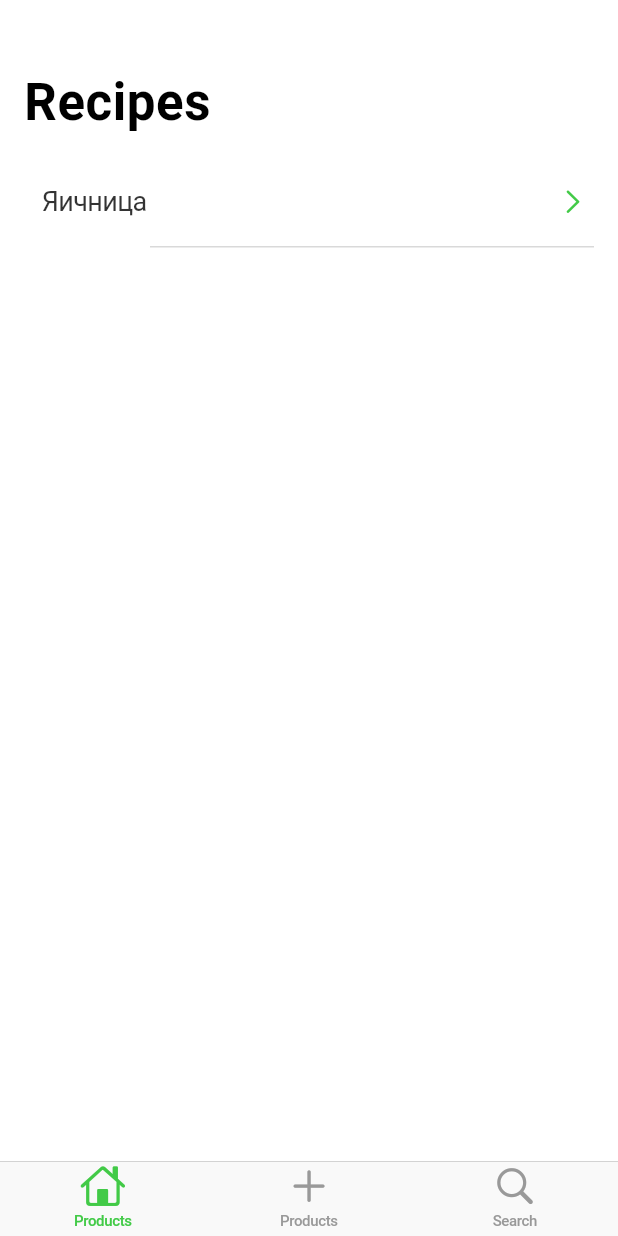
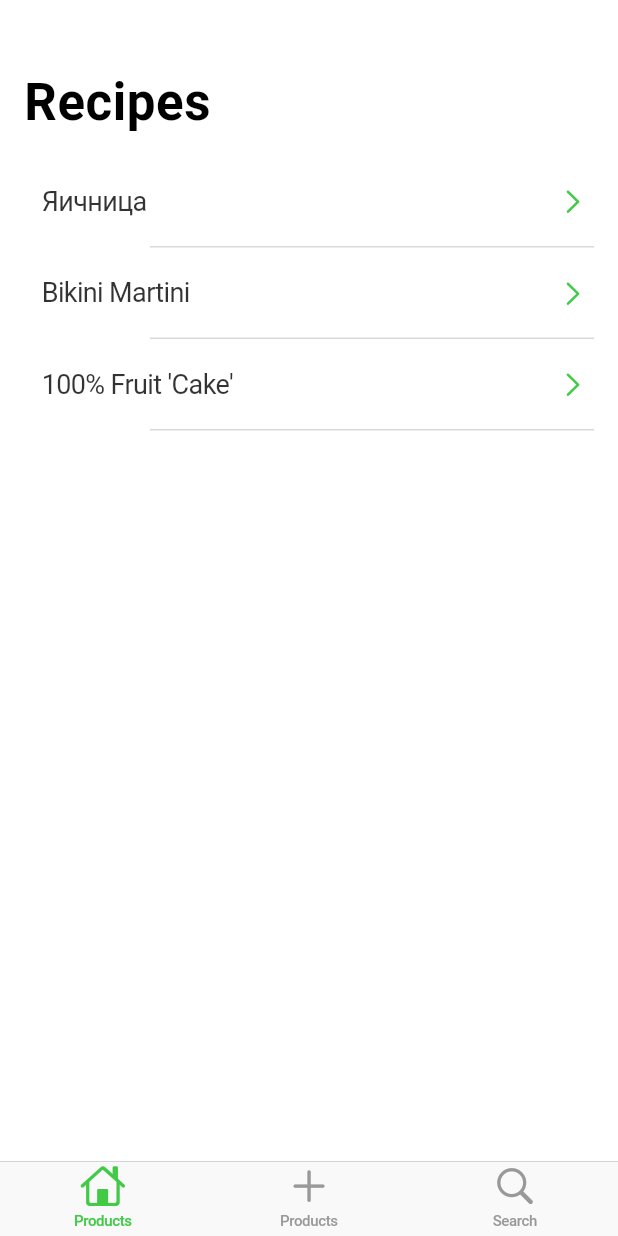
Before and after one commit to AKosmachyov/MenuApp, a Flutter app: the screen it shows after launch, on a phone screen of 412 x 824 dp. Run offline on Flutter 3.47's test engine with Material 2 defaults, Android fonts, the phone set to English and light mode, and no system bars.

Commit message:
impelment search

```diff
--- a/lib/components/recipe_list_row_item.dart
+++ b/lib/components/recipe_list_row_item.dart
@@ -42,7 +42,8 @@ class RecipeListRowItem extends StatelessWidget {
               Navigator.push(
                   context,
                   CupertinoPageRoute(
-                      builder: (context) => RecipeDetailsPage()));
+                      builder: (context) =>
+                          RecipeDetailsPage(recipeId: recipe.id)));
             },
             child: const Icon(
               CupertinoIcons.chevron_right,
--- a/lib/model/app_state_model.dart
+++ b/lib/model/app_state_model.dart
@@ -3,116 +3,24 @@ import 'package:flutter/foundation.dart' as foundation;
 import 'models.dart';
 import 'recipe_repository.dart';
 
-double _salesTaxRate = 0.06;
-double _shippingCostPerItem = 7;
+class AppStateModel extends foundation.ChangeNotifier {
+  List<Recipe> _recipes = [];
+  List<Recipe> recipeSearch = [];
 
-class AppStateModel extends foundation.ChangeNotifier {
-  // // All the available products.
-  // List<Product> _availableProducts = [];
-  List<Recipe> _recipes = [];
-  // // The currently selected category of products.
-  // Category _selectedCategory = Category.all;
-
-  // // The IDs and quantities of products currently in the cart.
-  // final _productsInCart = <int, int>{};
-
-  // Map<int, int> get productsInCart {
-  //   return Map.from(_productsInCart);
-  // }
-
-  // // Total number of items in the cart.
-  // int get totalCartQuantity {
-  //   return _productsInCart.values.fold(0, (accumulator, value) {
-  //     return accumulator + value;
-  //   });
-  // }
-
-  // Category get selectedCategory {
-  //   return _selectedCategory;
-  // }
-
-  // // Totaled prices of the items in the cart.
-  // double get subtotalCost {
-  //   return _productsInCart.keys.map((id) {
-  //     // Extended price for product line
-  //     return getProductById(id).price * _productsInCart[id]!;
-  //   }).fold(0, (accumulator, extendedPrice) {
-  //     return accumulator + extendedPrice;
-  //   });
-  // }
-
-  // // Total shipping cost for the items in the cart.
-  // double get shippingCost {
-  //   return _shippingCostPerItem *
-  //       _productsInCart.values.fold(0.0, (accumulator, itemCount) {
-  //         return accumulator + itemCount;
-  //       });
-  // }
-
-  // // Sales tax for the items in the cart
-  // double get tax {
-  //   return subtotalCost * _salesTaxRate;
-  // }
-
-  // // Total cost to order everything in the cart.
-  // double get totalCost {
-  //   return subtotalCost + shippingCost + tax;
-  // }
-
-  // // Returns a copy of the list of available products, filtered by category.
   List<Recipe> getRecipes() {
-    // if (_selectedCategory == Category.all) {
     return List.from(_recipes);
-    // } else {
-    //   return _availableProducts.where((p) {
-    //     return p.category == _selectedCategory;
-    //   }).toList();
-    // }
   }
 
-  // // Search the product catalog
-  // List<Product> search(String searchTerms) {
-  //   return getProducts().where((product) {
-  //     return product.name.toLowerCase().contains(searchTerms.toLowerCase());
-  //   }).toList();
-  // }
+  // Search the recipes
+  void search(String searchTerms) async {
+    recipeSearch.clear();
+    try {
+      recipeSearch = await RecipesRepository().search(searchTerms);
+      notifyListeners();
+    } on Exception catch (ex) {}
+  }
 
-  // // Adds a product to the cart.
-  // void addProductToCart(int productId) {
-  //   if (!_productsInCart.containsKey(productId)) {
-  //     _productsInCart[productId] = 1;
-  //   } else {
-  //     _productsInCart[productId] = _productsInCart[productId]! + 1;
-  //   }
-
-  //   notifyListeners();
-  // }
-
-  // // Removes an item from the cart.
-  // void removeItemFromCart(int productId) {
-  //   if (_productsInCart.containsKey(productId)) {
-  //     if (_productsInCart[productId] == 1) {
-  //       _productsInCart.remove(productId);
-  //     } else {
-  //       _productsInCart[productId] = _productsInCart[productId]! - 1;
-  //     }
-  //   }
-
-  //   notifyListeners();
-  // }
-
-  // // Returns the Product instance matching the provided id.
-  // Product getProductById(int id) {
-  //   return _availableProducts.firstWhere((p) => p.id == id);
-  // }
-
-  // // Removes everything from the cart.
-  // void clearCart() {
-  //   _productsInCart.clear();
-  //   notifyListeners();
-  // }
-
-  // // Loads the list of available products from the repo.
+  // Loads the recipes of available products from the repo.
   void loadRecipes() async {
     try {
       _recipes = await RecipesRepository().fetchRecipes();
@@ -125,9 +33,4 @@ class AppStateModel extends foundation.ChangeNotifier {
     _recipes.add(serverRecipe);
     notifyListeners();
   }
-
-  // void setCategory(Category newCategory) {
-  //   _selectedCategory = newCategory;
-  //   notifyListeners();
-  // }
 }
--- a/lib/model/recipe_repository.dart
+++ b/lib/model/recipe_repository.dart
@@ -18,6 +18,7 @@ class RecipesRepository {
         title: "Яичница",
         description:
             "Яичница из 2 яиц + 1 ломтик черного хлеба с сыром + свежие овощи",
+        tags: ['Breakfast'],
         ingredients: [
           RecipeIngredient(
               id: "1",
@@ -62,6 +63,92 @@ class RecipesRepository {
         ],
         preparationMinutes: 10,
         cookingMinutes: 10),
+    Recipe(
+        id: "2",
+        numberOfServings: 1,
+        title: "Bikini Martini",
+        description:
+            "An awesome drink to sip by the pool! Garnish with an orange wheel.",
+        tags: ['Cocktail'],
+        ingredients: [
+          RecipeIngredient(
+              id: "1",
+              isOptional: false,
+              amount: "¾ fluid ounce ",
+              product: Product(id: "1", title: "vodka")),
+          RecipeIngredient(
+            id: "2",
+            isOptional: false,
+            amount: "1 fluid ounce",
+            product: Product(id: "2", title: "coconut rum"),
+          ),
+          RecipeIngredient(
+              id: "3",
+              isOptional: false,
+              amount: "1 fluid ounce",
+              product: Product(id: "4", title: "pineapple juice")),
+          RecipeIngredient(
+              id: "4",
+              isOptional: false,
+              amount: "1 dash",
+              product: Product(id: "4", title: "grenadine syrup")),
+        ],
+        instructions: [
+          Instruction(
+              order: 0,
+              description:
+                  "Combine rum, vodka and pineapple juice in a drink shaker. Shake firmly until frothy. Pour in a martini glass, add a touch of grenadine in the middle. Garnish with an orange wheel."),
+        ],
+        preparationMinutes: 5,
+        cookingMinutes: 5),
+    Recipe(
+        id: "3",
+        numberOfServings: 8,
+        title: "100% Fruit 'Cake'",
+        description:
+            "his cake was a hit with the children and parents at our two-year-old's birthday party. It is perfect for raw, vegan, gluten/wheat-free, refined sugar-free diets (and children who don't need sugar!). This cake was inspired by a 100% watermelon cake we had the year before.",
+        tags: ['Cake'],
+        ingredients: [
+          RecipeIngredient(
+              id: "1",
+              isOptional: false,
+              amount: "1 seedless",
+              product: Product(id: "1", title: "watermelon")),
+          RecipeIngredient(
+              id: "2",
+              isOptional: false,
+              amount: "2 cups",
+              product: Product(id: "2", title: "strawberries"),
+              description: "hulled and sliced"),
+          RecipeIngredient(
+              id: "3",
+              isOptional: true,
+              amount: "1",
+              product: Product(id: "4", title: "cantaloupe"),
+              description: "seeded, peeled, and sliced"),
+          RecipeIngredient(
+              id: "4",
+              isOptional: true,
+              amount: "1",
+              product: Product(id: "4", title: "fresh pineapple"),
+              description: "seeded, peeled, and sliced"),
+        ],
+        instructions: [
+          Instruction(
+              order: 0,
+              description:
+                  "To create the base tier of the cake, cut 3 slices of watermelon, 1 to 2 inches thick, crossways through the center of the melon. Trim the rind from the watermelon slices, and place the largest slice onto a cake plate. Alternate layering sliced strawberries, slices of cantaloupe, and slices of fresh pineapple; follow with the second-largest watermelon slice. Repeat once more to make a layered fruit stack that looks like a cake."),
+          Instruction(
+              order: 1,
+              description:
+                  "Thinly slice a few pieces of remaining melon and pineapple. With cookie cutters or a sharp knife, cut remaining fruit slices into decorative shapes. Decorate the cake tiers with the cut fruit shapes and remaining berries."),
+          Instruction(
+              order: 2,
+              description:
+                  "Refrigerate until serving time. To serve, slice the cake with a sharp knife, one wedge at a time, and set the wedge onto a plate."),
+        ],
+        preparationMinutes: 30,
+        cookingMinutes: 30),
   ];
 
   Future<List<Recipe>> fetchRecipes() async {
@@ -69,7 +156,7 @@ class RecipesRepository {
   }
 
   Future<Recipe> fetchRecipe(String id) async {
-    return _recipeList.first;
+    return _recipeList.firstWhere((element) => element.id == id);
   }
 
   Future<Recipe> saveRecipes(Recipe recipe) async {
@@ -77,4 +164,24 @@ class RecipesRepository {
     _recipeList.add(recipe);
     return recipe;
   }
+
+  Future<List<Recipe>> search(String text) async {
+    return _recipeList.where((recipe) {
+      if (_compareTextForSearch(recipe.title, text)) {
+        return true;
+      }
+
+      final tag = recipe.tags.firstWhere(
+          (tag) => _compareTextForSearch(tag, text),
+          orElse: () => '');
+
+      return tag.isNotEmpty;
+    }).toList();
+  }
+
+  bool _compareTextForSearch(String text, String search) {
+    text = text.toLowerCase();
+    search = search.toLowerCase();
+    return text.indexOf(search) > -1;
+  }
 }
--- a/lib/pages/recipe_details_page.dart
+++ b/lib/pages/recipe_details_page.dart
@@ -6,6 +6,10 @@ import 'package:menu_app/model/recipe_repository.dart';
 import 'package:menu_app/styles.dart';
 
 class RecipeDetailsPage extends StatefulWidget {
+  final String recipeId;
+
+  const RecipeDetailsPage({Key? key, required this.recipeId}) : super(key: key);
+
   @override
   _RecipeDetailsPageState createState() => _RecipeDetailsPageState();
 }
@@ -17,7 +21,7 @@ class _RecipeDetailsPageState extends State<RecipeDetailsPage> {
   @override
   void initState() {
     super.initState();
-    futureRecipe = RecipesRepository().fetchRecipe("123");
+    futureRecipe = RecipesRepository().fetchRecipe(widget.recipeId);
   }
 
   @override
```
Also changed, not shown: lib/pages/search_tab.dart (+28 -15 lines), lib/pages/shopping_cart_tab.dart (deleted, +0 -316 lines).
